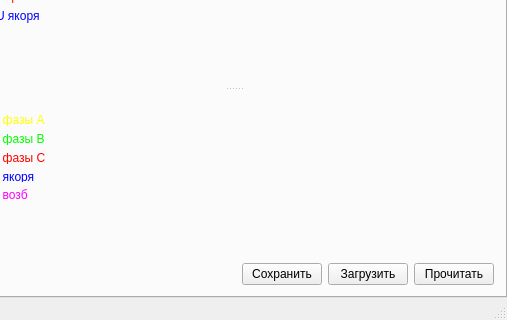
Old version of the form mainwindow.ui in the repository catompiler/qdrive; both pictures show x 192 to 699 and y 186 to 506 of the 699 by 506 pixel window.
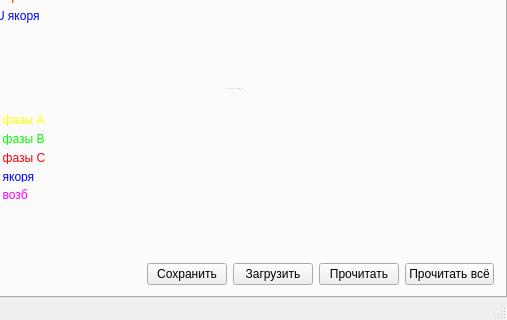
New version of the form. The open tabs and pages were chosen to show the change. Icons and pictures are not drawn. Custom widgets are drawn as their Qt base class.

Commit message: drive read selected oscillograms

```diff
--- a/mainwindow.ui
+++ b/mainwindow.ui
@@ -458,6 +458,13 @@
             </property>
            </widget>
           </item>
+          <item>
+           <widget class="QPushButton" name="pbReadAllOscs">
+            <property name="text">
+             <string>Прочитать всё</string>
+            </property>
+           </widget>
+          </item>
          </layout>
         </item>
        </layout>
```
The commit also changes 10 other files.
